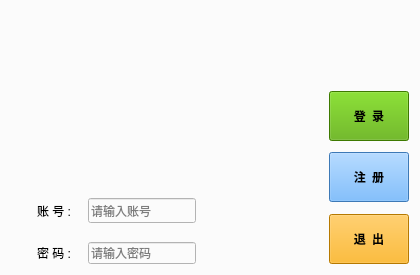
Old version of the form src/_APL/userlogin/userloginform.ui in the repository QmGohinn/DaDoeiamiSys.
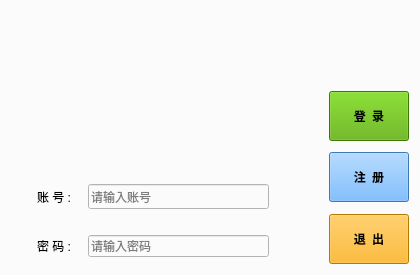
New version of the form.

Diff of the .ui file:
```diff
--- a/src/_APL/userlogin/userloginform.ui
+++ b/src/_APL/userlogin/userloginform.ui
@@ -63,6 +63,21 @@
      </item>
      <item row="0" column="0" colspan="4">
       <widget class="QLabel" name="m_LogoLabel">
+       <property name="enabled">
+        <bool>true</bool>
+       </property>
+       <property name="minimumSize">
+        <size>
+         <width>238</width>
+         <height>140</height>
+        </size>
+       </property>
+       <property name="maximumSize">
+        <size>
+         <width>238</width>
+         <height>140</height>
+        </size>
+       </property>
        <property name="layoutDirection">
         <enum>Qt::LeftToRight</enum>
        </property>
```
Left out of the diff: 174 changed lines with no effect on the pictures.
